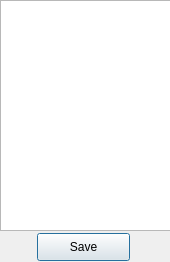
First picture: the form in Final/UI/CheckQuery.ui, repository YJ-AnthonyJo/Outsourcing-Last-Full-Crawling-of-Naver-View, before the edit.
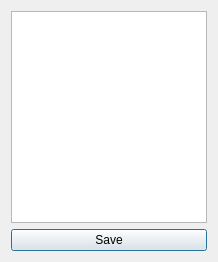
Second picture: the form after the edit.

What changed in the file:
```diff
--- a/Final/UI/CheckQuery.ui
+++ b/Final/UI/CheckQuery.ui
@@ -6,32 +6,21 @@
    <rect>
     <x>0</x>
     <y>0</y>
-    <width>170</width>
+    <width>218</width>
     <height>262</height>
    </rect>
   </property>
   <property name="windowTitle">
    <string>Querys</string>
   </property>
-  <widget class="QPlainTextEdit" name="QueryBrowseAndEdit_PTextEdit">
-   <property name="geometry">
-    <rect>
-     <x>0</x>
-     <y>0</y>
-     <width>171</width>
-     <height>231</height>
-    </rect>
-   </property>
-  </widget>
+  <layout class="QGridLayout" name="gridLayout">
+   <item row="0" column="0">
+    <layout class="QVBoxLayout" name="verticalLayout">
+     <item>
+      <widget class="QPlainTextEdit" name="QueryBrowseAndEdit_PTextEdit"/>
+     </item>
+     <item>
   <widget class="QPushButton" name="Save_btn">
-   <property name="geometry">
-    <rect>
-     <x>37</x>
-     <y>233</y>
-     <width>93</width>
-     <height>28</height>
-    </rect>
-   </property>
    <property name="toolTip">
     <string>ESC키 : 자동저장 및 종료</string>
    </property>
@@ -39,6 +28,10 @@
     <string>Save</string>
    </property>
   </widget>
+     </item>
+    </layout>
+   </item>
+  </layout>
  </widget>
  <resources/>
  <connections/>
```
Lines whose indentation alone changed are shown as unchanged.
